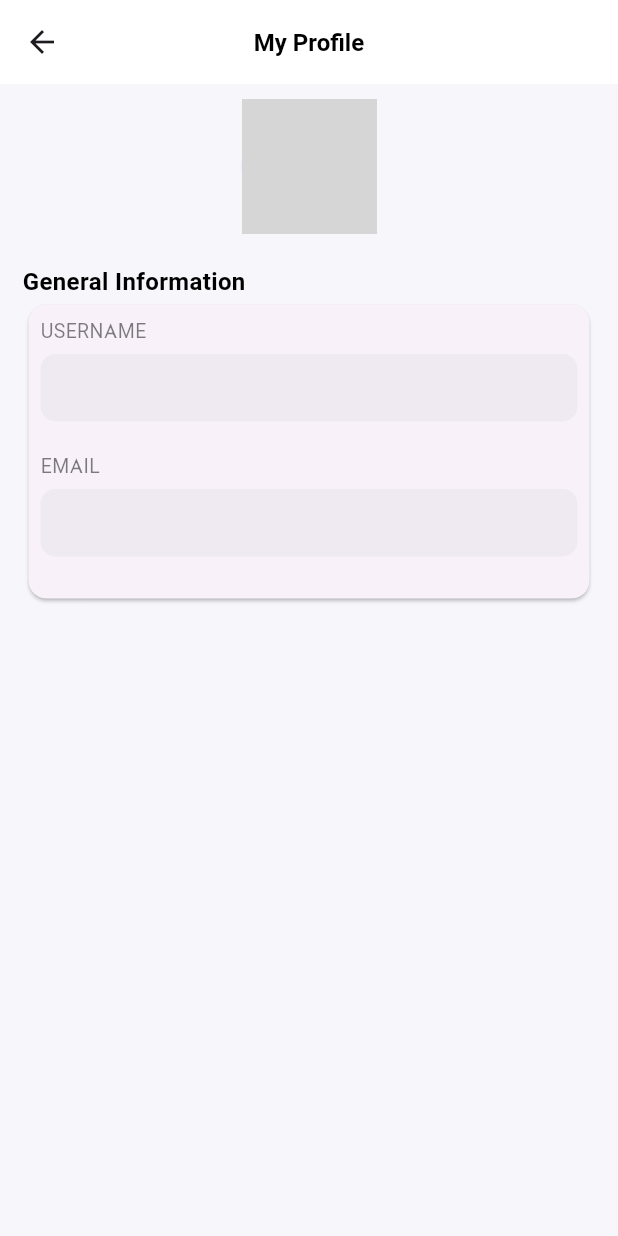
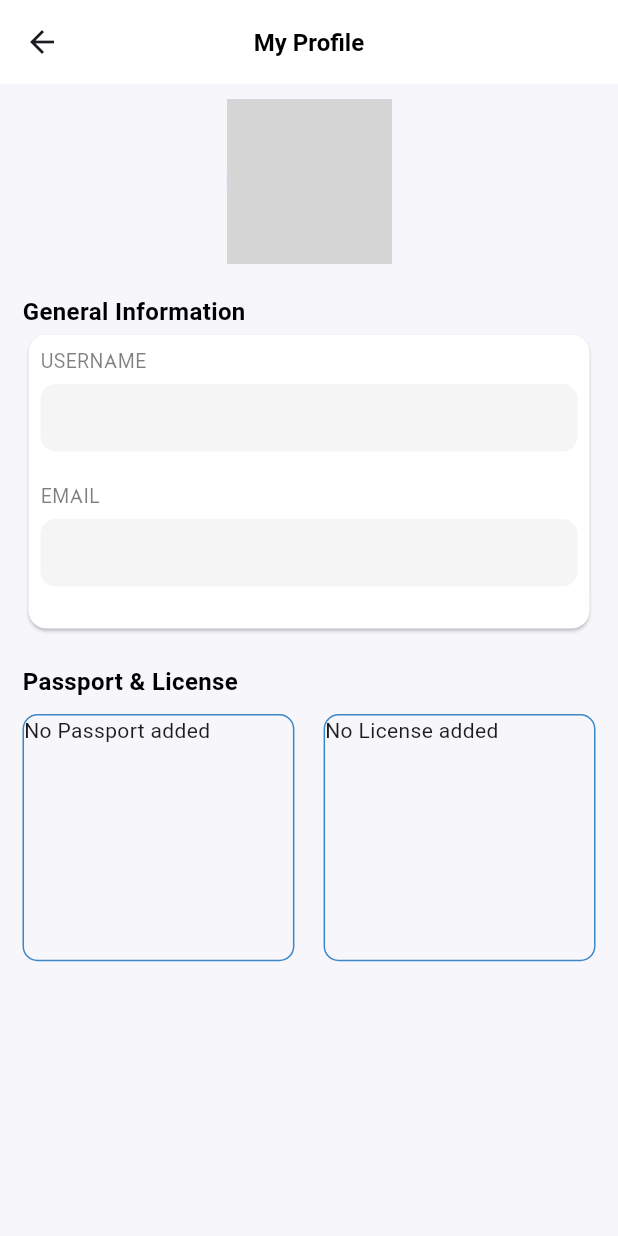
Before and after one commit to ihsankhan-752/Carvana, a Flutter app: the MyProfileView screen opened directly with empty values, on a phone screen of 412 x 824 dp. Run offline on Flutter 3.47's test engine with Material 3 defaults, Android fonts, the phone set to English and light mode, and no system bars; our stand-ins replace cached_network_image, cloud_firestore, firebase_auth, firebase_core, firebase_storage, fluttertoast and 7 more; accounts and stored records are empty; network calls fail; grey boxes are pictures that could not be loaded.

Commit message:
Setting Section Completed

```diff
--- a/lib/view/navbar/settings/my_profile/my_profile/my_profile_view.dart
+++ b/lib/view/navbar/settings/my_profile/my_profile/my_profile_view.dart
@@ -4,6 +4,7 @@ import 'package:carvana/res/text_styles/app_text_styles.dart';
 import 'package:flutter/material.dart';
 import 'package:get/get.dart';
 
+import '../../widgets/passport_and_license_image_widget.dart';
 import '../../widgets/user_profile_title_value_widget.dart';
 
 class MyProfileView extends StatelessWidget {
@@ -27,7 +28,7 @@ class MyProfileView extends StatelessWidget {
             const SizedBox(height: 10),
             Center(
               child: CircleAvatar(
-                radius: 45,
+                radius: 55,
                 backgroundImage: NetworkImage(user.image),
               ),
             ),
@@ -36,6 +37,7 @@ class MyProfileView extends StatelessWidget {
             SizedBox(
               width: Get.width,
               child: Card(
+                color: AppColors.primaryWhite,
                 child: Padding(
                   padding: const EdgeInsets.all(8.0),
                   child: Column(
@@ -47,7 +49,11 @@ class MyProfileView extends StatelessWidget {
                   ),
                 ),
               ),
-            )
+            ),
+            const SizedBox(height: 20),
+            Text("Passport & License", style: AppTextStyles.h1Bold),
+            const SizedBox(height: 10),
+            PassportAndLicenseImageWidget(user: user),
           ],
         ),
       ),
--- /dev/null
+++ b/lib/view/navbar/settings/widgets/passport_and_license_image_widget.dart
@@ -0,0 +1,46 @@
+import 'package:carvana/models/auth/user_model.dart';
+import 'package:carvana/res/colors/app_colors.dart';
+import 'package:flutter/material.dart';
+import 'package:get/get.dart';
+
+class PassportAndLicenseImageWidget extends StatelessWidget {
+  final UserModel user;
+  const PassportAndLicenseImageWidget({super.key, required this.user});
+
+  @override
+  Widget build(BuildContext context) {
+    return Row(
+      mainAxisAlignment: MainAxisAlignment.spaceBetween,
+      children: [
+        Container(
+          height: Get.height * 0.2,
+          width: Get.width * 0.44,
+          decoration: BoxDecoration(
+            borderRadius: BorderRadius.circular(10),
+            border: Border.all(color: AppColors.primaryColor),
+          ),
+          child: user.passportImage.isEmpty
+              ? const Text("No Passport added")
+              : ClipRRect(
+                  borderRadius: BorderRadius.circular(10),
+                  child: Image.network(user.passportImage, fit: BoxFit.cover),
+                ),
+        ),
+        Container(
+          height: Get.height * 0.2,
+          width: Get.width * 0.44,
+          decoration: BoxDecoration(
+            borderRadius: BorderRadius.circular(10),
+            border: Border.all(color: AppColors.primaryColor),
+          ),
+          child: user.passportImage.isEmpty
+              ? const Text("No License added")
+              : ClipRRect(
+                  borderRadius: BorderRadius.circular(10),
+                  child: Image.network(user.licenseImage, fit: BoxFit.cover),
+                ),
+        ),
+      ],
+    );
+  }
+}
```
